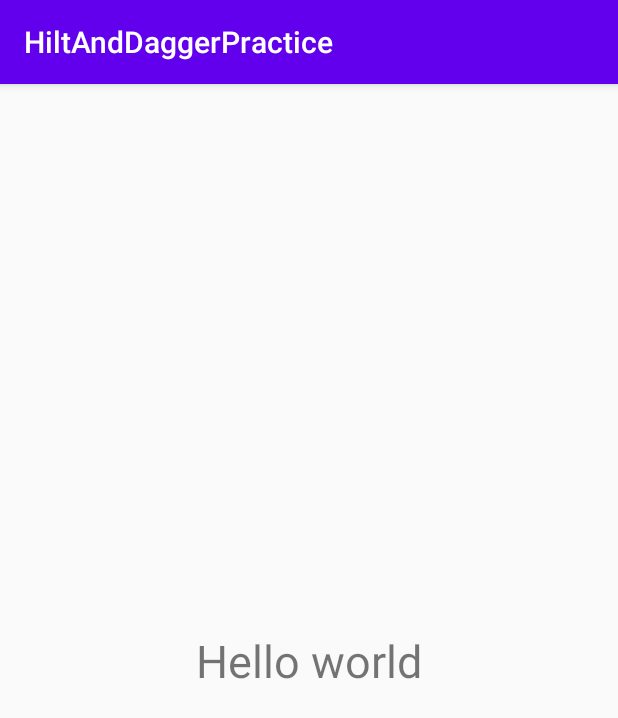
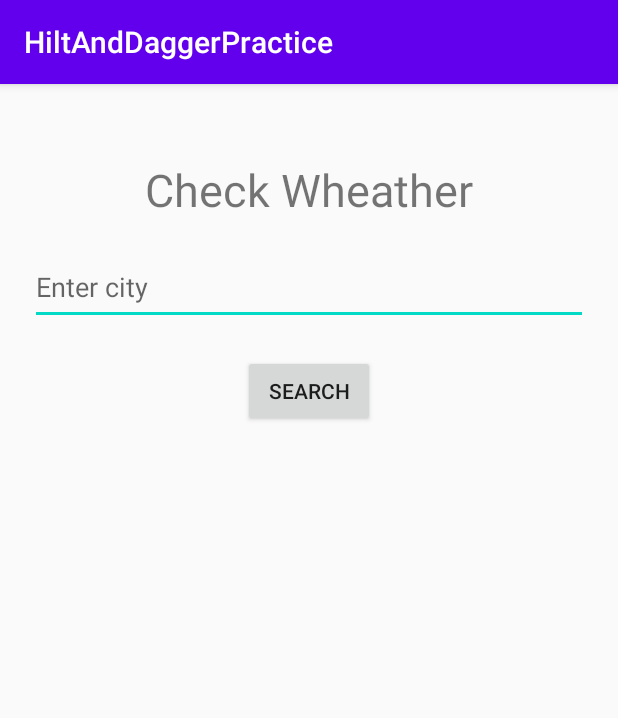
Before and after one commit to khush5471/HiltAndDagger, an Android app: the screen it shows after launch (MainActivity), on a phone screen of 412 x 824 dp. Shown: the top 718 px of the screen. Run offline under Robolectric (Android 15) with nearby library versions, the phone set to English and light mode, and no system bars; our stand-ins replace Dagger/Hilt's generated code.

```diff
--- a/app/src/main/AndroidManifest.xml
+++ b/app/src/main/AndroidManifest.xml
@@ -1,6 +1,7 @@
 <?xml version="1.0" encoding="utf-8"?>
 <manifest xmlns:android="http://schemas.android.com/apk/res/android"
     package="com.example.hiltanddaggerpractice">
+    <uses-permission android:name="android.permission.INTERNET" />
 
     <application
         android:allowBackup="true"
@@ -10,7 +11,7 @@
         android:supportsRtl="true"
         android:name=".application.ParentApplication"
         android:theme="@style/AppTheme">
-        <activity android:name=".views.MainActivity">
+        <activity android:name=".views.activity.MainActivity">
             <intent-filter>
                 <action android:name="android.intent.action.MAIN" />
 
--- a/app/src/main/java/com/example/hiltanddaggerpractice/views/TestFragment.kt
+++ /dev/null
@@ -1,19 +0,0 @@
-package com.example.hiltanddaggerpractice.views
-
-import android.os.Bundle
-import android.view.LayoutInflater
-import android.view.View
-import android.view.ViewGroup
-import androidx.fragment.app.Fragment
-import com.example.hiltanddaggerpractice.R
-
-class TestFragment : Fragment() {
-
-    override fun onCreateView(
-        inflater: LayoutInflater,
-        container: ViewGroup?,
-        savedInstanceState: Bundle?
-    ): View? {
-        return inflater.inflate(R.layout.fragment_test, container, false)
-    }
-}
--- a/app/src/main/java/com/example/hiltanddaggerpractice/views/MainActivity.kt
+++ b/app/src/main/java/com/example/hiltanddaggerpractice/views/activity/MainActivity.kt
@@ -1,8 +1,9 @@
-package com.example.hiltanddaggerpractice.views
+package com.example.hiltanddaggerpractice.views.activity
 
 import android.os.Bundle
 import androidx.appcompat.app.AppCompatActivity
 import com.example.hiltanddaggerpractice.R
+import com.example.hiltanddaggerpractice.views.fragment.WeatherFragment
 import dagger.hilt.android.AndroidEntryPoint
 
 @AndroidEntryPoint
@@ -10,8 +11,12 @@ class MainActivity : AppCompatActivity() {
     override fun onCreate(savedInstanceState: Bundle?) {
         super.onCreate(savedInstanceState)
         setContentView(R.layout.activity_main)
+
         supportFragmentManager.beginTransaction()
-            .replace(R.id.container, TestFragment())
+            .replace(
+                R.id.container,
+                WeatherFragment()
+            )
 //            .addToBackStack(TestFragment::class.java.canonicalName)
             .commitAllowingStateLoss()
     }
--- /dev/null
+++ b/app/src/main/java/com/example/hiltanddaggerpractice/views/fragment/WeatherFragment.kt
@@ -0,0 +1,31 @@
+package com.example.hiltanddaggerpractice.views.fragment
+
+import android.os.Bundle
+import android.view.LayoutInflater
+import android.view.View
+import android.view.ViewGroup
+import androidx.fragment.app.Fragment
+import androidx.fragment.app.viewModels
+import com.example.hiltanddaggerpractice.R
+import dagger.hilt.android.AndroidEntryPoint
+
+@AndroidEntryPoint
+class WeatherFragment : Fragment() {
+
+    private val mViewModel: WeatherViewModel by viewModels()
+
+    override fun onCreateView(
+        inflater: LayoutInflater,
+        container: ViewGroup?,
+        savedInstanceState: Bundle?
+    ): View? {
+        return inflater.inflate(R.layout.fragment_test, container, false)
+    }
+
+    override fun onViewCreated(view: View, savedInstanceState: Bundle?) {
+        super.onViewCreated(view, savedInstanceState)
+
+//        mViewModel.getWeather("montreal")
+    }
+
+}
--- a/app/src/main/res/layout/fragment_test.xml
+++ b/app/src/main/res/layout/fragment_test.xml
@@ -7,11 +7,40 @@
     <TextView
         android:layout_width="wrap_content"
         android:layout_height="wrap_content"
-        android:text="Hello world"
+        android:id="@+id/txtCheckWeather"
         android:textSize="30dp"
-        app:layout_constraintBottom_toBottomOf="parent"
+        android:layout_marginTop="50dp"
+        android:text="Check Wheather"
         app:layout_constraintEnd_toEndOf="parent"
         app:layout_constraintStart_toStartOf="parent"
         app:layout_constraintTop_toTopOf="parent" />
 
+    <EditText
+        android:id="@+id/edtEnterCity"
+        android:layout_width="0dp"
+        android:layout_height="50dp"
+        android:layout_margin="20dp"
+        android:hint="Enter city"
+        app:layout_constraintEnd_toEndOf="parent"
+        app:layout_constraintStart_toStartOf="parent"
+        app:layout_constraintTop_toBottomOf="@id/txtCheckWeather" />
+
+    <Button
+        android:id="@+id/buttonSearch"
+        android:layout_width="wrap_content"
+        android:layout_height="wrap_content"
+        android:layout_margin="20dp"
+        android:text="search"
+        app:layout_constraintEnd_toEndOf="parent"
+        app:layout_constraintStart_toStartOf="parent"
+        app:layout_constraintTop_toBottomOf="@id/edtEnterCity" />
+
+    <TextView
+        android:layout_width="0dp"
+        android:layout_height="0dp"
+        android:padding="8dp"
+        app:layout_constraintBottom_toBottomOf="parent"
+        app:layout_constraintEnd_toEndOf="parent"
+        app:layout_constraintStart_toStartOf="parent"
+        app:layout_constraintTop_toBottomOf="@id/buttonSearch" />
 </androidx.constraintlayout.widget.ConstraintLayout>
```
Also changed, not shown: app/build.gradle (+8 -0 lines), app/src/main/java/com/example/hiltanddaggerpractice/views/fragment/WeatherRepository.kt (added, +28 -0 lines), app/src/main/java/com/example/hiltanddaggerpractice/views/fragment/WeatherViewModel.kt (added, +19 -0 lines).
